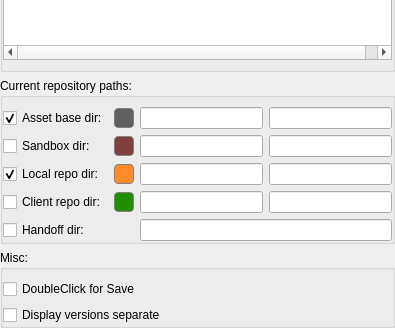
This is lib/ui/conf/ui_checkinPage.ui in listyque/TACTIC-Handler as Qt 5 draws it before an edit; both pictures show x 0 to 395 and y 271 to 599 of the 395 by 599 pixel window. The edited form follows.
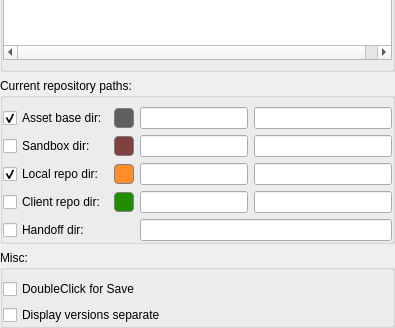
This is the edited form.

Patch:
```diff
--- a/lib/ui/conf/ui_checkinPage.ui
+++ b/lib/ui/conf/ui_checkinPage.ui
@@ -144,7 +144,7 @@
      <property name="flat">
       <bool>true</bool>
      </property>
-     <layout class="QGridLayout" name="defaultRepoPathsLayout" columnstretch="0,0,0,0">
+     <layout class="QGridLayout" name="defaultRepoPathsLayout" columnstretch="0,0,0,1">
       <property name="leftMargin">
        <number>0</number>
       </property>
```
Left out of the diff: 46 changed lines with no effect on the pictures.
